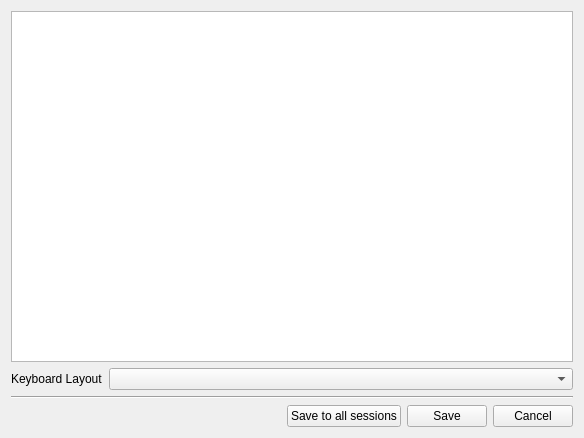
First picture: the form in woterm/qwosessionttyproperty.ui, repository aoyiduo/woterm, before the edit.
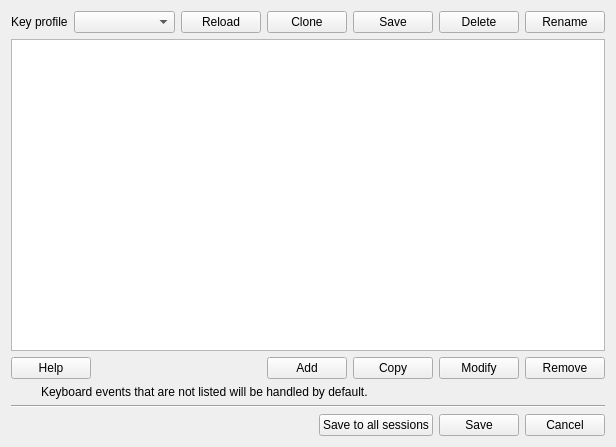
Second picture: the form after the edit. The open tabs and pages were chosen to show the change. Icons and pictures are not drawn.

Patch:
```diff
--- a/woterm/qwosessionttyproperty.ui
+++ b/woterm/qwosessionttyproperty.ui
@@ -6,8 +6,8 @@
    <rect>
     <x>0</x>
     <y>0</y>
-    <width>584</width>
-    <height>438</height>
+    <width>616</width>
+    <height>447</height>
    </rect>
   </property>
   <property name="windowTitle">
@@ -245,15 +245,12 @@
        <property name="bottomMargin">
         <number>0</number>
        </property>
-       <item>
-        <widget class="QTreeView" name="keymap"/>
-       </item>
        <item>
         <layout class="QHBoxLayout" name="horizontalLayout_2">
          <item>
           <widget class="QLabel" name="label">
            <property name="text">
-            <string>Keyboard Layout</string>
+            <string>Key profile</string>
            </property>
           </widget>
          </item>
@@ -267,6 +264,169 @@
            </property>
           </widget>
          </item>
+         <item>
+          <widget class="QPushButton" name="btnReload">
+           <property name="text">
+            <string>Reload</string>
+           </property>
+           <property name="icon">
+            <iconset>
+             <normaloff>../private/skins/black/reload.png</normaloff>../private/skins/black/reload.png</iconset>
+           </property>
+          </widget>
+         </item>
+         <item>
+          <widget class="QPushButton" name="btnClone">
+           <property name="text">
+            <string>Clone</string>
+           </property>
+           <property name="icon">
+            <iconset>
+             <normaloff>../private/skins/black/copy.png</normaloff>../private/skins/black/copy.png</iconset>
+           </property>
+          </widget>
+         </item>
+         <item>
+          <widget class="QPushButton" name="btnWrite">
+           <property name="text">
+            <string>Save</string>
+           </property>
+           <property name="icon">
+            <iconset>
+             <normaloff>../private/skins/black/save.png</normaloff>../private/skins/black/save.png</iconset>
+           </property>
+          </widget>
+         </item>
+         <item>
+          <widget class="QPushButton" name="btnRemove">
+           <property name="text">
+            <string>Delete</string>
+           </property>
+           <property name="icon">
+            <iconset>
+             <normaloff>../private/skins/black/remove.png</normaloff>../private/skins/black/remove.png</iconset>
+           </property>
+          </widget>
+         </item>
+         <item>
+          <widget class="QPushButton" name="btnRename">
+           <property name="text">
+            <string>Rename</string>
+           </property>
+          </widget>
+         </item>
+        </layout>
+       </item>
+       <item>
+        <widget class="QTreeView" name="keymap">
+         <property name="sizePolicy">
+          <sizepolicy hsizetype="Expanding" vsizetype="MinimumExpanding">
+           <horstretch>0</horstretch>
+           <verstretch>0</verstretch>
+          </sizepolicy>
+         </property>
+        </widget>
+       </item>
+       <item>
+        <layout class="QHBoxLayout" name="horizontalLayout_13">
+         <item>
+          <widget class="QPushButton" name="btnKeyHelp">
+           <property name="text">
+            <string>Help</string>
+           </property>
+           <property name="icon">
+            <iconset>
+             <normaloff>../private/skins/black/help2.png</normaloff>../private/skins/black/help2.png</iconset>
+           </property>
+          </widget>
+         </item>
+         <item>
+          <spacer name="horizontalSpacer_5">
+           <property name="orientation">
+            <enum>Qt::Horizontal</enum>
+           </property>
+           <property name="sizeHint" stdset="0">
+            <size>
+             <width>40</width>
+             <height>20</height>
+            </size>
+           </property>
+          </spacer>
+         </item>
+         <item>
+          <widget class="QPushButton" name="btnKeyAdd">
+           <property name="text">
+            <string>Add</string>
+           </property>
+           <property name="icon">
+            <iconset>
+             <normaloff>../private/skins/black/add2.png</normaloff>../private/skins/black/add2.png</iconset>
+           </property>
+          </widget>
+         </item>
+         <item>
+          <widget class="QPushButton" name="btnKeyCopy">
+           <property name="text">
+            <string>Copy</string>
+           </property>
+           <property name="icon">
+            <iconset>
+             <normaloff>../private/skins/black/ftp.png</normaloff>../private/skins/black/ftp.png</iconset>
+           </property>
+          </widget>
+         </item>
+         <item>
+          <widget class="QPushButton" name="btnKeyModify">
+           <property name="text">
+            <string>Modify</string>
+           </property>
+           <property name="icon">
+            <iconset>
+             <normaloff>../private/skins/black/edit.png</normaloff>../private/skins/black/edit.png</iconset>
+           </property>
+          </widget>
+         </item>
+         <item>
+          <widget class="QPushButton" name="btnKeyRemove">
+           <property name="text">
+            <string>Remove</string>
+           </property>
+           <property name="icon">
+            <iconset>
+             <normaloff>../private/skins/black/remove.png</normaloff>../private/skins/black/remove.png</iconset>
+           </property>
+          </widget>
+         </item>
+        </layout>
+       </item>
+       <item>
+        <layout class="QHBoxLayout" name="horizontalLayout_12">
+         <item>
+          <widget class="QLabel" name="label_10">
+           <property name="maximumSize">
+            <size>
+             <width>24</width>
+             <height>24</height>
+            </size>
+           </property>
+           <property name="text">
+            <string/>
+           </property>
+           <property name="pixmap">
+            <pixmap>../private/skins/black/tips.png</pixmap>
+           </property>
+           <property name="scaledContents">
+            <bool>true</bool>
+           </property>
+          </widget>
+         </item>
+         <item>
+          <widget class="QLabel" name="label_9">
+           <property name="text">
+            <string>Keyboard events that are not listed will be handled by default.</string>
+           </property>
+          </widget>
+         </item>
         </layout>
        </item>
       </layout>
```
Left out of the diff: 28 changed lines with no effect on the pictures.
